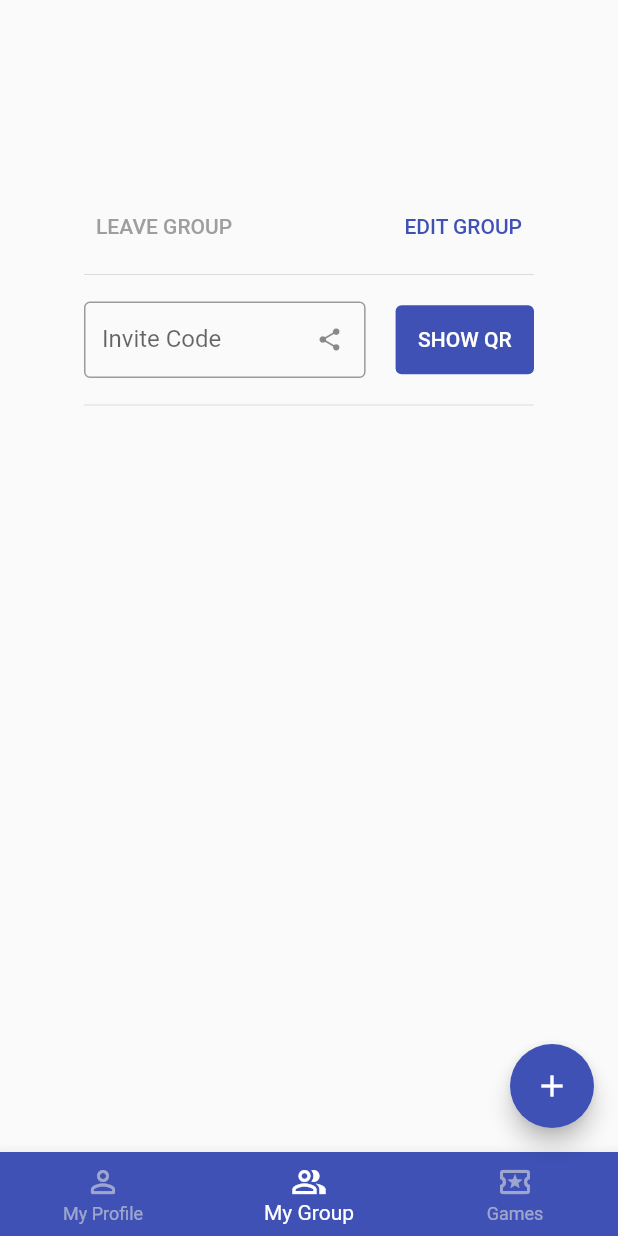
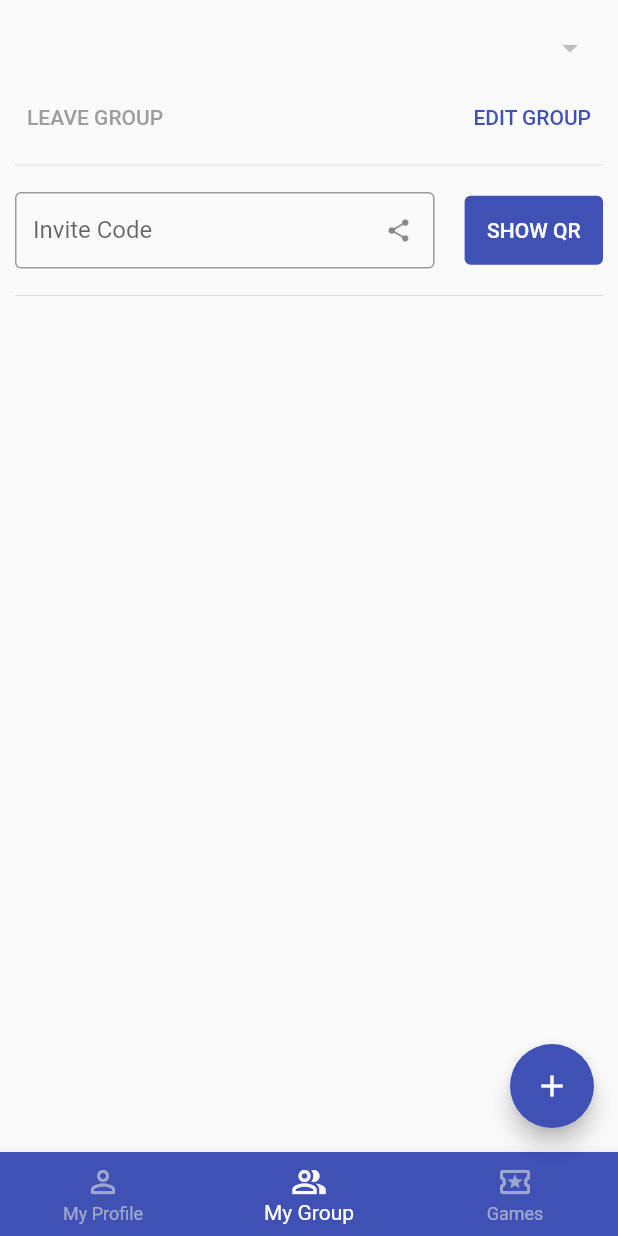
Before and after one commit to rflett/jui, a Flutter app: the ProfilePage screen opened directly, item 2 of the bottom bar chosen, on a phone screen of 412 x 824 dp. Run offline on Flutter 3.47's test engine with Material 2 defaults, Android fonts, the phone set to English and light mode, and no system bars; our stand-ins replace cached_network_image, flutter_secure_storage, lottie, palette_generator, qr_flutter, share and 3 more; missing offline and left inert: jwt_decode, qr_code_scanner; accounts and stored records are empty; generated files the repository leaves out were written again; network calls fail.

Commit message:
Cleaned group page - Make group selector more reusable

```diff
--- a/lib/view/pages/logged_in/components/group_dropdown.dart
+++ b/lib/view/pages/logged_in/components/group_dropdown.dart
@@ -1,56 +1,43 @@
-import 'package:flutter/cupertino.dart';
 import 'package:flutter/material.dart';
 import 'package:jui/models/dto/response/group/group_response.dart';
 
-class GroupDropDown extends StatefulWidget {
+class GroupDropdown extends StatelessWidget {
   final List<GroupResponse> groups;
-  final void Function(String) onGroupSelected;
-  final String? initial;
+  final void Function(String?) onGroupSelected;
+  final String? selectedId;
+  final bool? hideUnderline;
+  final double? fontSize;
 
-  GroupDropDown({Key? key, required this.groups, required this.onGroupSelected, required this.initial})
+  const GroupDropdown(
+      {required this.groups,
+      required this.onGroupSelected,
+      required this.selectedId,
+      this.fontSize,
+      this.hideUnderline,
+      Key? key})
       : super(key: key);
 
-  @override
-  _GroupDropDownState createState() =>
-      _GroupDropDownState(groups, onGroupSelected, initial);
-}
-
-class _GroupDropDownState extends State<GroupDropDown> {
-  // drop down menu item for selecting the current group
-  List<DropdownMenuItem<String>> _selectedGroupOptions = [];
-  // id of the currently selected group from the drop down
-  String? _selectedGroupId;
-  late void Function(String) _selectGroupCallback;
-
-  _GroupDropDownState(
-      List<GroupResponse> groups, Function(String) selectGroupCallback, String? initial) {
-    this._selectGroupCallback = selectGroupCallback;
-    this._selectedGroupOptions = groups
-        .map(
-          (element) => DropdownMenuItem<String>(
-            value: element.groupID,
-            child: Text(element.name),
-          ),
-        )
-        .toList();
-    if (initial != null) {
-      this._selectedGroupId = initial;
-    }
-  }
-
-  /// called when a group is selected from the drop down, updates the page data
-  void selectGroup(String? groupId) {
-    this._selectedGroupId = groupId;
-    this._selectGroupCallback(groupId!);
+  Widget buildDropdown(BuildContext context) {
+    return DropdownButton(
+      isExpanded: true,
+      value: selectedId,
+      style: TextStyle(fontSize: fontSize ?? 16, color: Theme.of(context).textTheme.button?.color),
+      onChanged: (String? groupId) => onGroupSelected(groupId),
+      items: groups
+          .map((group) => DropdownMenuItem<String>(
+                value: group.groupID,
+                child: Text(group.name),
+              ))
+          .toList(),
+    );
   }
 
   @override
   Widget build(BuildContext context) {
-    return DropdownButton(
-      isExpanded: true,
-      value: _selectedGroupId,
-      onChanged: (String? newValue) => selectGroup(newValue),
-      items: _selectedGroupOptions,
-    );
+    if (hideUnderline == true) {
+      return DropdownButtonHideUnderline(child: buildDropdown(context));
+    } else {
+      return buildDropdown(context);
+    }
   }
 }
--- a/lib/view/pages/logged_in/settings/sub_pages/groups_page.dart
+++ b/lib/view/pages/logged_in/settings/sub_pages/groups_page.dart
@@ -7,6 +7,7 @@ import 'package:jui/server/group.dart';
 import 'package:jui/state/group_state.dart';
 import 'package:jui/state/user_state.dart';
 import 'package:jui/utilities/popups.dart';
+import 'package:jui/view/pages/logged_in/components/group_dropdown.dart';
 import 'package:jui/view/pages/logged_in/components/share_group_code.dart';
 import 'package:jui/view/pages/logged_in/components/user_avatar.dart';
 import 'package:jui/view/pages/logged_in/settings/sub_pages/components/create_update_group.dart';
@@ -324,18 +325,18 @@ class _GroupsPageState extends State<GroupsPage> {
     final groupState = Provider.of<GroupState>(context);
 
     return Center(
-      child: ConstrainedBox(
-        constraints: BoxConstraints.loose(
-          Size(300, 600),
-        ),
+      child: Padding(
+        padding: EdgeInsets.all(10),
         child: Column(
           children: [
             Padding(
               padding: EdgeInsets.all(10),
-              child: Text(
-                groupState.selectedGroup?.name ?? "",
-                style: TextStyle(fontWeight: FontWeight.w400, fontSize: 20),
-              ),
+              child: GroupDropdown(
+                  hideUnderline: true,
+                  fontSize: 20,
+                  groups: groupState.groups,
+                  onGroupSelected: groupState.setSelectedGroupById,
+                  selectedId: groupState.selectedGroup?.groupID),
             ),
             Row(
               mainAxisAlignment: MainAxisAlignment.spaceBetween,
@@ -370,8 +371,7 @@ class _GroupsPageState extends State<GroupsPage> {
               children: [
                 Expanded(
                   child: Stack(children: [
-                    ShareGroupCode(
-                        code: groupState.selectedGroup?.code ?? ""),
+                    ShareGroupCode(code: groupState.selectedGroup?.code ?? ""),
                   ]),
                 ),
                 SizedBox(width: 20),
```
Also changed, not shown: lib/state/group_state.dart (+18 -0 lines), lib/view/pages/logged_in/main_page.dart (+4 -9 lines).
